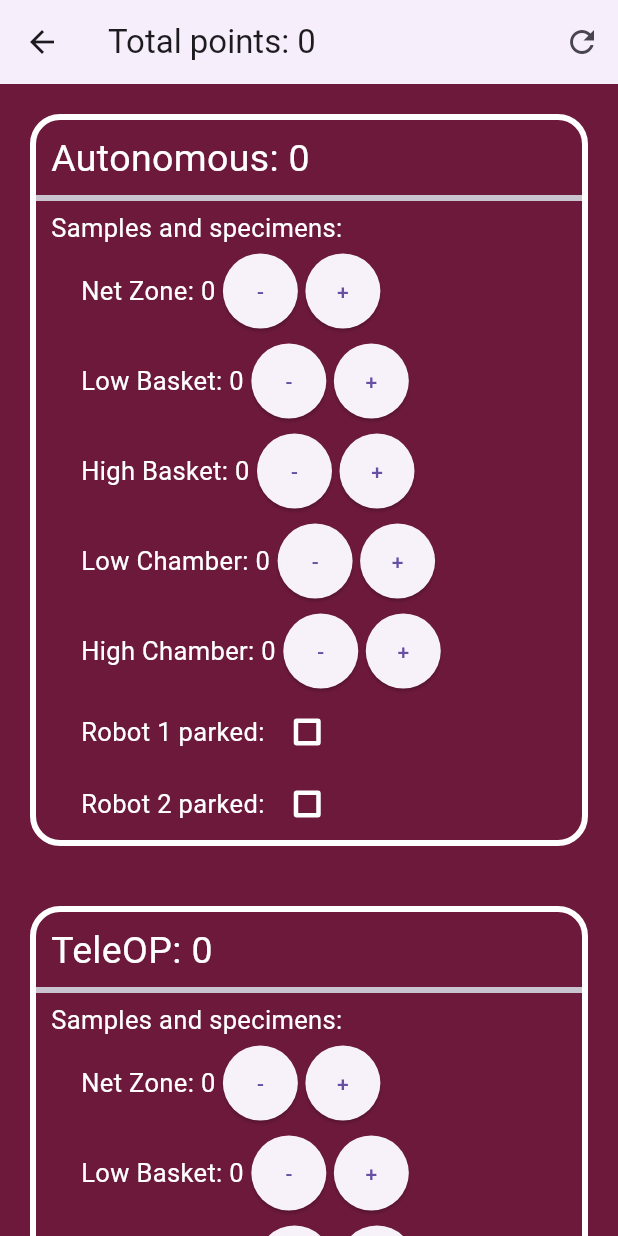
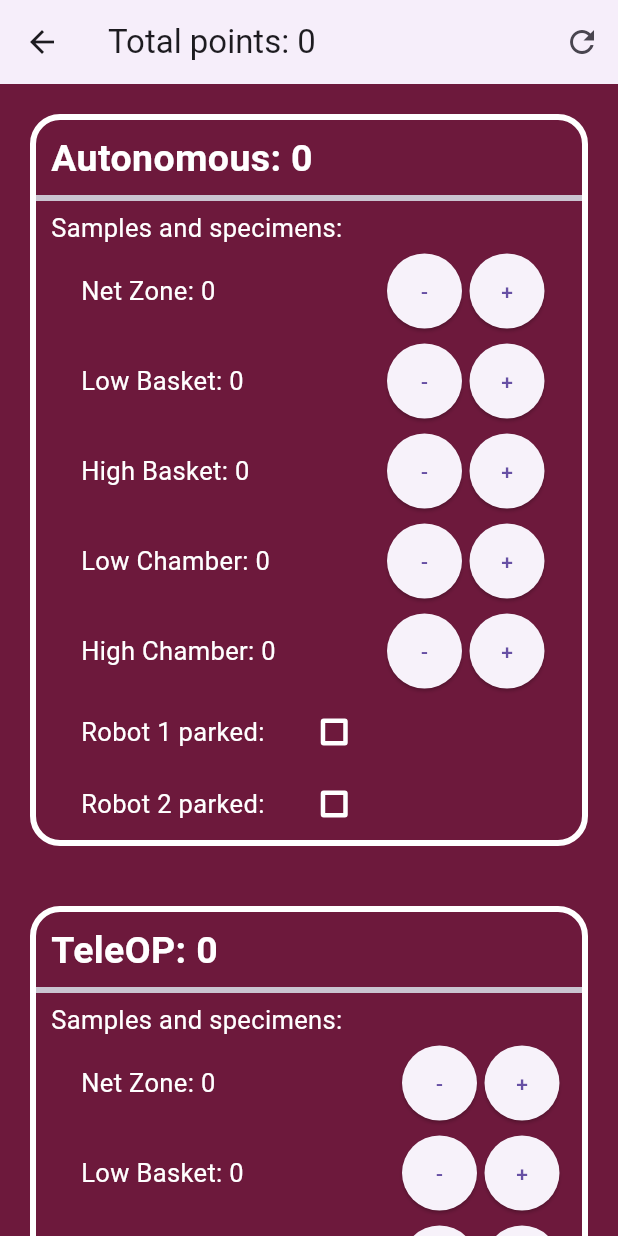
Before and after one commit to RobertFlorin15/Scorekeeper-for-Into-the-Deep-season, a Flutter app: the Score_page screen opened directly, on a phone screen of 412 x 824 dp. Run offline on Flutter 3.47's test engine with Material 3 defaults, Android fonts, the light colour scheme and no system bars.

Commit message:
Design edit

```diff
--- a/lib/pages/Score_page.dart
+++ b/lib/pages/Score_page.dart
@@ -453,7 +453,10 @@ class _Score_pageState extends State<Score_page> {
                         alignment: Alignment.centerLeft,
                         child: Text(
                           "Autonomous: $auto_points",
-                          style: TextStyle(fontSize: 25, color: Colors.white),
+                          style: TextStyle(
+                              fontSize: 25,
+                              color: Colors.white,
+                              fontWeight: FontWeight.bold),
                         ),
                       )),
                   Divider(
@@ -477,6 +480,7 @@ class _Score_pageState extends State<Score_page> {
                           style: TextStyle(color: Colors.white, fontSize: 17),
                         ),
                       ),
+                      Spacer(),
                       Padding(
                         padding: const EdgeInsets.all(5),
                         child: Container(
@@ -493,7 +497,9 @@ class _Score_pageState extends State<Score_page> {
                           ),
                         ),
                       ),
-                      Container(
+                      Padding(
+                        padding: const EdgeInsets.only(right: 25),
+                        child: Container(
                           height: 50,
                           width: 50,
                           child: ElevatedButton(
@@ -502,6 +508,7 @@ class _Score_pageState extends State<Score_page> {
                                 alignment: Alignment.center),
                             child: Text('+'),
                             onPressed: increaseSampleNetZone_auto,
+                          ),
                         ),
                       )
                     ],
@@ -516,6 +523,7 @@ class _Score_pageState extends State<Score_page> {
                           style: TextStyle(color: Colors.white, fontSize: 17),
                         ),
                       ),
+                      Spacer(),
                       Padding(
                         padding: const EdgeInsets.all(5.0),
                         child: Container(
@@ -530,7 +538,9 @@ class _Score_pageState extends State<Score_page> {
                           ),
                         ),
                       ),
-                      Container(
+                      Padding(
+                        padding: const EdgeInsets.only(right: 25.0),
+                        child: Container(
                           height: 50,
                           width: 50,
                           child: ElevatedButton(
@@ -539,6 +549,7 @@ class _Score_pageState extends State<Score_page> {
                                 alignment: Alignment.center),
                             child: Text('+'),
                             onPressed: increaseSampleLowBasket_auto,
+                          ),
                         ),
                       )
                     ],
@@ -553,6 +564,7 @@ class _Score_pageState extends State<Score_page> {
                           style: TextStyle(color: Colors.white, fontSize: 17),
                         ),
                       ),
+                      Spacer(),
                       Padding(
                         padding: const EdgeInsets.all(5.0),
                         child: Container(
@@ -567,7 +579,9 @@ class _Score_pageState extends State<Score_page> {
                           ),
                         ),
                       ),
-                      Container(
+                      Padding(
+                        padding: const EdgeInsets.only(right: 25.0),
+                        child: Container(
                           height: 50,
                           width: 50,
                           child: ElevatedButton(
@@ -576,6 +590,7 @@ class _Score_pageState extends State<Score_page> {
                                 alignment: Alignment.center),
                             child: Text('+'),
                             onPressed: increaseSampleHighBasket_auto,
+                          ),
                         ),
                       )
                     ],
@@ -590,6 +605,7 @@ class _Score_pageState extends State<Score_page> {
                           style: TextStyle(color: Colors.white, fontSize: 17),
                         ),
                       ),
+                      Spacer(),
                       Padding(
                         padding: const EdgeInsets.all(5.0),
                         child: Container(
@@ -604,7 +620,9 @@ class _Score_pageState extends State<Score_page> {
                           ),
                         ),
                       ),
-                      Container(
+                      Padding(
+                        padding: const EdgeInsets.only(right: 25.0),
+                        child: Container(
                           height: 50,
                           width: 50,
                           child: ElevatedButton(
@@ -613,6 +631,7 @@ class _Score_pageState extends State<Score_page> {
                                 alignment: Alignment.center),
                             child: Text('+'),
                             onPressed: increaseSpecimenLowChamber_auto,
+                          ),
                         ),
                       )
                     ],
@@ -627,6 +646,7 @@ class _Score_pageState extends State<Score_page> {
                           style: TextStyle(color: Colors.white, fontSize: 17),
                         ),
                       ),
+                      Spacer(),
                       Padding(
                         padding: const EdgeInsets.all(5.0),
                         child: Container(
@@ -641,7 +661,9 @@ class _Score_pageState extends State<Score_page> {
                           ),
                         ),
                       ),
-                      Container(
+                      Padding(
+                        padding: const EdgeInsets.only(right: 25.0),
+                        child: Container(
                           height: 50,
                           width: 50,
                           child: ElevatedButton(
@@ -650,6 +672,7 @@ class _Score_pageState extends State<Score_page> {
                                 alignment: Alignment.center),
                             child: Text('+'),
                             onPressed: increaseSpecimenHighChamber_auto,
+                          ),
                         ),
                       )
                     ],
@@ -665,10 +688,13 @@ class _Score_pageState extends State<Score_page> {
                           style: TextStyle(fontSize: 17, color: Colors.white),
                         ),
                       ),
-                      Checkbox(
+                      Padding(
+                        padding: const EdgeInsets.only(left: 18.0),
+                        child: Checkbox(
                             value: isParkedChecked1,
                             onChanged: Checked1,
                             side: BorderSide(color: Colors.white, width: 3)),
+                      ),
                     ],
                   ),
                   Row(
@@ -680,10 +706,13 @@ class _Score_pageState extends State<Score_page> {
                           style: TextStyle(fontSize: 17, color: Colors.white),
                         ),
                       ),
-                      Checkbox(
+                      Padding(
+                        padding: const EdgeInsets.only(left: 18.0),
+                        child: Checkbox(
                             value: isParkedChecked2,
                             onChanged: Checked2,
                             side: BorderSide(color: Colors.white, width: 3)),
+                      ),
                     ],
                   ),
                 ],
@@ -707,7 +736,10 @@ class _Score_pageState extends State<Score_page> {
                         padding: const EdgeInsets.only(left: 10, top: 8),
                         child: Text(
                           'TeleOP: $teleop_points',
-                          style: TextStyle(fontSize: 25, color: Colors.white),
+                          style: TextStyle(
+                              fontSize: 25,
+                              color: Colors.white,
+                              fontWeight: FontWeight.bold),
                         ),
                       ),
                     ),
@@ -734,6 +766,7 @@ class _Score_pageState extends State<Score_page> {
                             style: TextStyle(color: Colors.white, fontSize: 17),
                           ),
                         ),
+                        Spacer(),
                         Padding(
                           padding: const EdgeInsets.all(5.0),
                           child: Container(
@@ -748,7 +781,9 @@ class _Score_pageState extends State<Score_page> {
                             ),
                           ),
                         ),
-                        Container(
+                        Padding(
+                          padding: const EdgeInsets.only(right: 15.0),
+                          child: Container(
                             height: 50,
                             width: 50,
                             child: ElevatedButton(
@@ -757,6 +792,7 @@ class _Score_pageState extends State<Score_page> {
                                   alignment: Alignment.center),
                               child: Text('+'),
                               onPressed: increaseSampleNetZone_tele,
+                            ),
                           ),
                         )
                       ],
@@ -771,6 +807,7 @@ class _Score_pageState extends State<Score_page> {
                             style: TextStyle(color: Colors.white, fontSize: 17),
                           ),
                         ),
+                        Spacer(),
                         Padding(
                           padding: const EdgeInsets.all(5.0),
                           child: Container(
@@ -785,7 +822,9 @@ class _Score_pageState extends State<Score_page> {
                             ),
                           ),
                         ),
-                        Container(
+                        Padding(
+                          padding: const EdgeInsets.only(right: 15.0),
+                          child: Container(
                             height: 50,
                             width: 50,
                             child: ElevatedButton(
@@ -794,6 +833,7 @@ class _Score_pageState extends State<Score_page> {
                                   alignment: Alignment.center),
                               child: Text('+'),
                               onPressed: increaseSampleLowBasket_tele,
+                            ),
                           ),
                         )
                       ],
@@ -808,6 +848,7 @@ class _Score_pageState extends State<Score_page> {
                             style: TextStyle(color: Colors.white, fontSize: 17),
                           ),
                         ),
+                        Spacer(),
                         Padding(
                           padding: const EdgeInsets.all(5.0),
                           child: Container(
@@ -822,7 +863,9 @@ class _Score_pageState extends State<Score_page> {
                             ),
                           ),
                         ),
-                        Container(
+                        Padding(
+                          padding: const EdgeInsets.only(right: 15.0),
+                          child: Container(
                             height: 50,
                             width: 50,
                             child: ElevatedButton(
@@ -831,6 +874,7 @@ class _Score_pageState extends State<Score_page> {
                                   alignment: Alignment.center),
                               child: Text('+'),
                               onPressed: increaseSampleHighBasket_tele,
+                            ),
                           ),
                         )
                       ],
@@ -845,6 +889,7 @@ class _Score_pageState extends State<Score_page> {
                             style: TextStyle(color: Colors.white, fontSize: 17),
                           ),
                         ),
+                        Spacer(),
                         Padding(
                           padding: const EdgeInsets.all(5.0),
                           child: Container(
@@ -859,7 +904,9 @@ class _Score_pageState extends State<Score_page> {
                             ),
                           ),
                         ),
-                        Container(
+                        Padding(
+                          padding: const EdgeInsets.only(right: 15.0),
+                          child: Container(
                             height: 50,
                             width: 50,
                             child: ElevatedButton(
@@ -868,6 +915,7 @@ class _Score_pageState extends State<Score_page> {
                                   alignment: Alignment.center),
                               child: Text('+'),
                               onPressed: increaseSpecimenLowChamber_tele,
+                            ),
                           ),
                         )
                       ],
@@ -882,6 +930,7 @@ class _Score_pageState extends State<Score_page> {
                             style: TextStyle(color: Colors.white, fontSize: 17),
                           ),
                         ),
+                        Spacer(),
                         Padding(
                           padding: const EdgeInsets.all(5.0),
                           child: Container(
@@ -896,7 +945,9 @@ class _Score_pageState extends State<Score_page> {
                             ),
                           ),
                         ),
-                        Container(
+                        Padding(
+                          padding: const EdgeInsets.only(right: 15.0),
+                          child: Container(
                             height: 50,
                             width: 50,
                             child: ElevatedButton(
@@ -905,6 +956,7 @@ class _Score_pageState extends State<Score_page> {
                                   alignment: Alignment.center),
                               child: Text('+'),
                               onPressed: increaseSpecimenHighChamber_tele,
+                            ),
                           ),
                         )
                       ],
@@ -928,7 +980,10 @@ class _Score_pageState extends State<Score_page> {
                           alignment: Alignment.centerLeft,
                           child: Text(
                             "EndGame: $endgame_points",
-                            style: TextStyle(fontSize: 25, color: Colors.white),
+                            style: TextStyle(
+                                fontSize: 25,
+                                color: Colors.white,
+                                fontWeight: FontWeight.bold),
                           ),
                         )),
                     Divider(
@@ -1142,7 +1197,10 @@ class _Score_pageState extends State<Score_page> {
                           alignment: Alignment.centerLeft,
                           child: Text(
                             'Penalties: $penalty_points',
-                            style: TextStyle(fontSize: 25, color: Colors.white),
+                            style: TextStyle(
+                                fontSize: 25,
+                                color: Colors.white,
+                                fontWeight: FontWeight.bold),
                           )),
                     ),
                     Divider(
@@ -1157,6 +1215,7 @@ class _Score_pageState extends State<Score_page> {
                             style: TextStyle(color: Colors.white, fontSize: 17),
                           ),
                         ),
+                        Spacer(),
                         Padding(
                           padding: const EdgeInsets.all(5.0),
                           child: Container(
@@ -1171,7 +1230,9 @@ class _Score_pageState extends State<Score_page> {
                             ),
                           ),
                         ),
-                        Container(
+                        Padding(
+                          padding: const EdgeInsets.only(right: 15.0),
+                          child: Container(
                             height: 50,
                             width: 50,
                             child: ElevatedButton(
@@ -1180,6 +1241,7 @@ class _Score_pageState extends State<Score_page> {
                                   alignment: Alignment.center),
                               child: Text('+'),
                               onPressed: increaseMinorPenalties,
+                            ),
                           ),
                         )
                       ],
@@ -1193,6 +1255,7 @@ class _Score_pageState extends State<Score_page> {
                             style: TextStyle(color: Colors.white, fontSize: 17),
                           ),
                         ),
+                        Spacer(),
                         Padding(
                           padding: const EdgeInsets.all(5.0),
                           child: Container(
@@ -1207,7 +1270,9 @@ class _Score_pageState extends State<Score_page> {
                             ),
                           ),
                         ),
-                        Container(
+                        Padding(
+                          padding: const EdgeInsets.only(right: 15.0),
+                          child: Container(
                             height: 50,
                             width: 50,
                             child: ElevatedButton(
@@ -1216,6 +1281,7 @@ class _Score_pageState extends State<Score_page> {
                                   alignment: Alignment.center),
                               child: Text('+'),
                               onPressed: increaseMajorPenalties,
+                            ),
                           ),
                         )
                       ],
```
Lines whose indentation alone changed are shown as unchanged.
